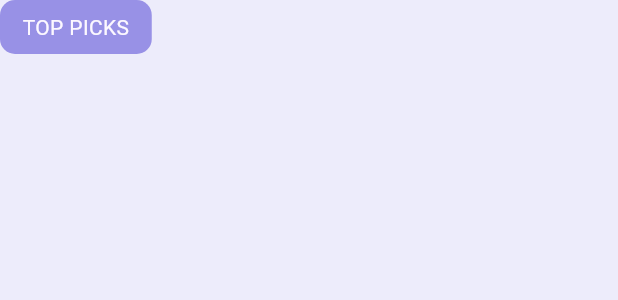
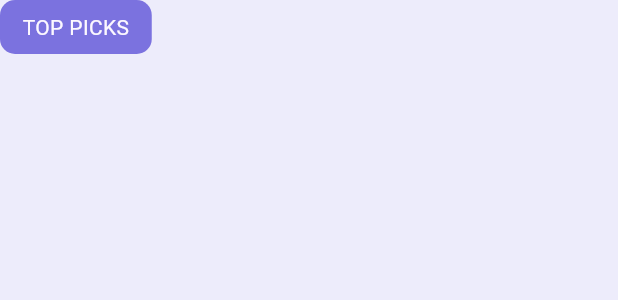
Before and after one commit to Ankitkj1999/gk-sage-app, a Flutter app: the CustomChip widget shown alone on an empty page, opened directly, on a phone screen of 412 x 824 dp. Shown: the top 300 px of the screen. Run offline on Flutter 3.47's test engine with Material 3 defaults, Android fonts, the phone set to English and light mode, and no system bars; our stand-ins replace animated_text_kit, auto_animated, auto_size_text, avatar_glow, cached_network_image, cloud_firestore and 31 more; missing offline and left inert: app_settings, flutter_timer_countdown, flutter_web_browser, last_pod_player, material_dialogs, soundpool; accounts and stored records are empty; network calls fail.

Commit message:
Revamped the featured card for better text visibility

```diff
--- a/lib/widgets/custom_chip.dart
+++ b/lib/widgets/custom_chip.dart
@@ -18,7 +18,7 @@ class CustomChip extends StatelessWidget {
       padding: const EdgeInsets.fromLTRB(15, 8, 15, 8),
       decoration: BoxDecoration(
           borderRadius: BorderRadius.circular(10),
-          color: bgColor.withOpacity(0.6)),
+          color: bgColor.withOpacity(0.8)),
       child: Row(
         mainAxisSize: MainAxisSize.min,
         children: [
```
Also changed, not shown: lib/utils/animation_dialog.dart (+0 -79 lines), lib/utils/cached_image_filter.dart (+23 -7 lines).
